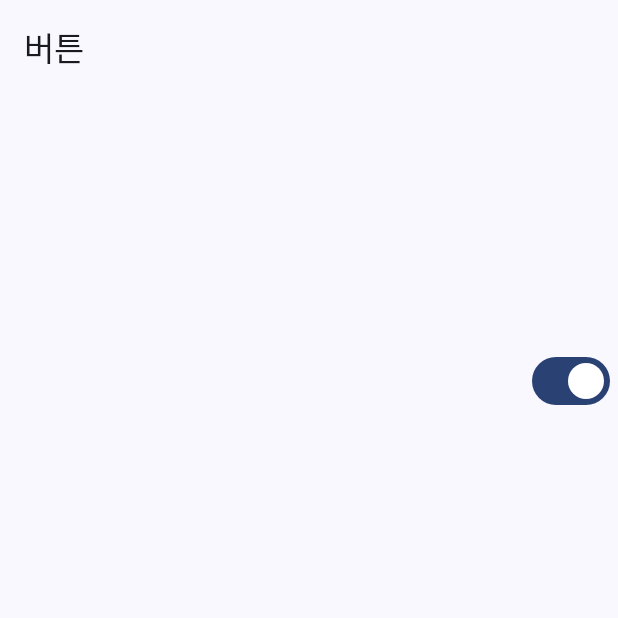
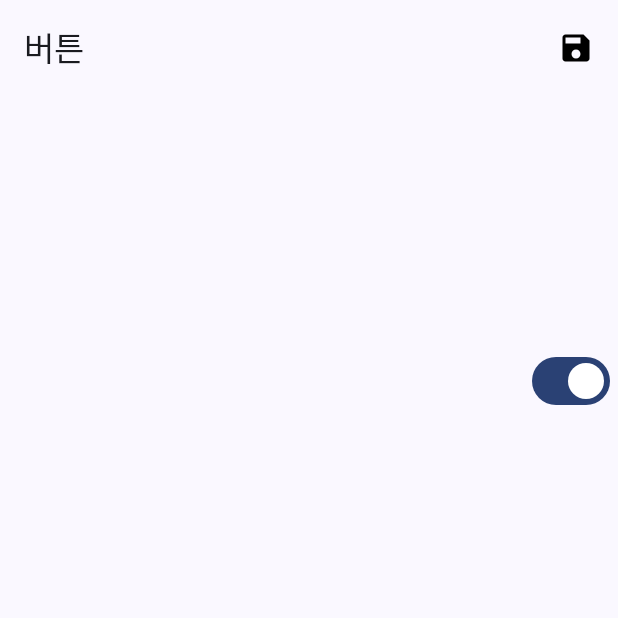
Before and after one commit to han-sunghyun/IOT_Linker, an Android app built with Jetpack Compose: the SwitchWidgetScreen screen opened through its navigation route, on a phone screen of 412 x 824 dp, the top half of it. Run offline under Robolectric (Android 15) with nearby library versions, the phone set to English and light mode, and no system bars; our stand-ins replace Room's generated code, window size class.

Commit message:
first commit

```diff
--- a/app/src/main/java/com/developsunghyun/iot_linker/View/Widget/Switch.kt
+++ b/app/src/main/java/com/developsunghyun/iot_linker/View/Widget/Switch.kt
@@ -3,6 +3,7 @@ package com.developsunghyun.iot_linker.View.Widget
 import android.annotation.SuppressLint
 import android.util.Base64
 import android.util.Log
+import androidx.compose.foundation.Image
 import androidx.compose.foundation.clickable
 import androidx.compose.foundation.layout.Arrangement
 import androidx.compose.foundation.layout.Box
@@ -41,6 +42,7 @@ import androidx.compose.ui.graphics.ImageBitmap
 import androidx.compose.ui.graphics.asAndroidBitmap
 import androidx.compose.ui.graphics.layer.drawLayer
 import androidx.compose.ui.graphics.rememberGraphicsLayer
+import androidx.compose.ui.res.painterResource
 import androidx.compose.ui.text.style.TextOverflow
 import androidx.compose.ui.tooling.preview.Preview
 import androidx.compose.ui.unit.dp
@@ -107,7 +109,10 @@ fun SwitchWidgetScreen(
 
                         }
                     ) {
-
+                        Image(
+                            painter = painterResource(id = R.drawable.save),
+                            contentDescription = ""
+                        )
                     }
                 }
             )
```
